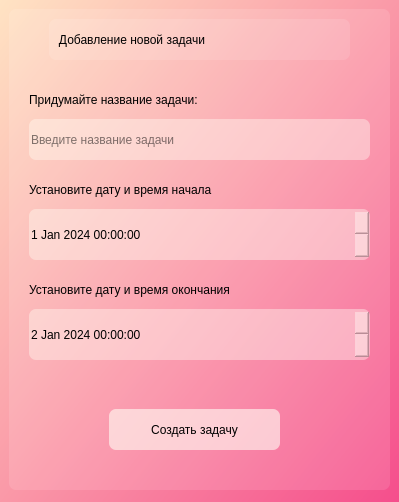
Qt form Interface_files/Add_new_task_Window.ui (Ephirious/Notes-TaskManager) before a commit.
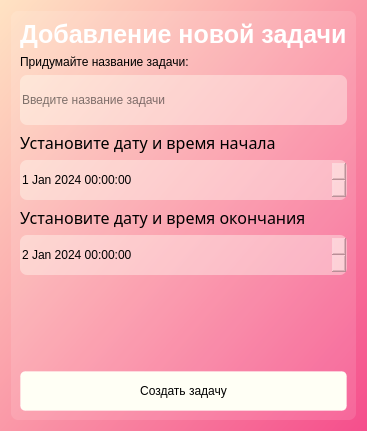
The same form after that commit.

Commit message: layout-ы кнопки добавления новой задачи

```diff
--- a/Interface_files/Add_new_task_Window.ui
+++ b/Interface_files/Add_new_task_Window.ui
@@ -6,20 +6,20 @@
    <rect>
     <x>0</x>
     <y>0</y>
-    <width>399</width>
-    <height>502</height>
+    <width>359</width>
+    <height>431</height>
    </rect>
   </property>
   <property name="minimumSize">
    <size>
-    <width>399</width>
-    <height>502</height>
+    <width>0</width>
+    <height>0</height>
    </size>
   </property>
   <property name="maximumSize">
    <size>
-    <width>399</width>
-    <height>502</height>
+    <width>16777215</width>
+    <height>16777215</height>
    </size>
   </property>
   <property name="windowTitle">
@@ -29,19 +29,13 @@
    <string notr="true">background-color: qlineargradient(spread:repeat, x1:0, y1:0, x2:1, y2:1, stop:0 rgba(255, 227, 195, 255), stop:1 rgba(245, 78, 140, 255));
 </string>
   </property>
+  <layout class="QVBoxLayout" name="verticalLayout_5">
+   <item>
   <widget class="QFrame" name="frame">
-   <property name="geometry">
-    <rect>
-     <x>9</x>
-     <y>9</y>
-     <width>381</width>
-     <height>481</height>
-    </rect>
-   </property>
    <property name="maximumSize">
     <size>
-     <width>381</width>
-     <height>481</height>
+       <width>16777215</width>
+       <height>16777215</height>
     </size>
    </property>
    <property name="styleSheet">
@@ -52,34 +46,49 @@
     <enum>QFrame::StyledPanel</enum>
    </property>
    <property name="frameShadow">
-    <enum>QFrame::Raised</enum>
-   </property>
+      <enum>QFrame::Shadow::Raised</enum>
+     </property>
+     <layout class="QVBoxLayout" name="verticalLayout_4">
+      <item alignment="Qt::AlignmentFlag::AlignHCenter">
    <widget class="QLabel" name="label">
-    <property name="geometry">
-     <rect>
-      <x>40</x>
-      <y>10</y>
-      <width>301</width>
-      <height>41</height>
-     </rect>
+        <property name="font">
+         <font>
+          <pointsize>19</pointsize>
+          <bold>true</bold>
+         </font>
     </property>
     <property name="styleSheet">
-     <string notr="true">font: 15pt &quot;Sitka&quot;;
+         <string notr="true">
+font-weight: bold;
+background-color: none;
+color: white;</string>
+        </property>
+        <property name="text">
+         <string>Добавление новой задачи</string>
+        </property>
+       </widget>
+      </item>
+      <item>
+       <layout class="QVBoxLayout" name="verticalLayout">
+        <item>
+         <widget class="QLabel" name="label_2">
+          <property name="styleSheet">
+           <string notr="true">font: 12pt &quot;Sitka&quot;;
 color: black;
-</string>
+background-color: none;</string>
     </property>
     <property name="text">
-     <string>   Добавление новой задачи</string>
-    </property>
-   </widget>
+           <string>Придумайте название задачи:</string>
+          </property>
+         </widget>
+        </item>
+        <item>
    <widget class="QLineEdit" name="lineEdit">
-    <property name="geometry">
-     <rect>
-      <x>20</x>
-      <y>110</y>
-      <width>341</width>
-      <height>41</height>
-     </rect>
+          <property name="minimumSize">
+           <size>
+            <width>0</width>
+            <height>50</height>
+           </size>
     </property>
     <property name="styleSheet">
      <string notr="true">font: 13pt &quot;Sitka&quot;;
@@ -90,14 +99,38 @@
      <string>Введите название задачи</string>
     </property>
    </widget>
+        </item>
+       </layout>
+      </item>
+      <item>
+       <layout class="QVBoxLayout" name="verticalLayout_2">
+        <item>
+         <widget class="QLabel" name="label_3">
+          <property name="font">
+           <font>
+            <family>Sitka</family>
+            <pointsize>12</pointsize>
+            <italic>false</italic>
+            <bold>false</bold>
+           </font>
+          </property>
+          <property name="styleSheet">
+           <string notr="true">font: 12pt &quot;Sitka&quot;;
+color: black;
+background-color: none;</string>
+          </property>
+          <property name="text">
+           <string>Установите дату и время начала</string>
+          </property>
+         </widget>
+        </item>
+        <item>
    <widget class="QDateTimeEdit" name="dateTimeEdit">
-    <property name="geometry">
-     <rect>
-      <x>20</x>
-      <y>200</y>
-      <width>341</width>
-      <height>51</height>
-     </rect>
+          <property name="minimumSize">
+           <size>
+            <width>0</width>
+            <height>40</height>
+           </size>
     </property>
     <property name="styleSheet">
      <string notr="true">font: 13pt &quot;Sitka&quot;;
@@ -118,50 +151,20 @@
      <bool>false</bool>
     </property>
    </widget>
-   <widget class="QLabel" name="label_2">
-    <property name="geometry">
-     <rect>
-      <x>20</x>
-      <y>80</y>
-      <width>261</width>
-      <height>21</height>
-     </rect>
-    </property>
-    <property name="styleSheet">
-     <string notr="true">font: 12pt &quot;Sitka&quot;;
-color: black;
-background-color: none;</string>
-    </property>
-    <property name="text">
-     <string>Придумайте название задачи:</string>
-    </property>
-   </widget>
-   <widget class="QLabel" name="label_3">
-    <property name="geometry">
-     <rect>
-      <x>20</x>
-      <y>170</y>
-      <width>281</width>
-      <height>21</height>
-     </rect>
-    </property>
-    <property name="styleSheet">
-     <string notr="true">font: 12pt &quot;Sitka&quot;;
-color: black;
-background-color: none;</string>
-    </property>
-    <property name="text">
-     <string>Установите дату и время начала</string>
-    </property>
-   </widget>
+        </item>
+       </layout>
+      </item>
+      <item>
+       <layout class="QVBoxLayout" name="verticalLayout_3">
+        <item>
    <widget class="QLabel" name="label_4">
-    <property name="geometry">
-     <rect>
-      <x>20</x>
-      <y>270</y>
-      <width>311</width>
-      <height>21</height>
-     </rect>
+          <property name="font">
+           <font>
+            <family>Sitka</family>
+            <pointsize>12</pointsize>
+            <italic>false</italic>
+            <bold>false</bold>
+           </font>
     </property>
     <property name="styleSheet">
      <string notr="true">font: 12pt &quot;Sitka&quot;;
@@ -172,14 +175,14 @@
      <string>Установите дату и время окончания</string>
     </property>
    </widget>
+        </item>
+        <item>
    <widget class="QDateTimeEdit" name="dateTimeEdit_2">
-    <property name="geometry">
-     <rect>
-      <x>20</x>
-      <y>300</y>
-      <width>341</width>
-      <height>51</height>
-     </rect>
+          <property name="minimumSize">
+           <size>
+            <width>0</width>
+            <height>40</height>
+           </size>
     </property>
     <property name="styleSheet">
      <string notr="true">font: 13pt &quot;Sitka&quot;;
@@ -194,25 +197,58 @@
      </date>
     </property>
    </widget>
+        </item>
+       </layout>
+      </item>
+      <item>
+       <spacer name="verticalSpacer">
+        <property name="orientation">
+         <enum>Qt::Orientation::Vertical</enum>
+        </property>
+        <property name="sizeType">
+         <enum>QSizePolicy::Policy::Fixed</enum>
+        </property>
+        <property name="sizeHint" stdset="0">
+         <size>
+          <width>20</width>
+          <height>90</height>
+         </size>
+        </property>
+       </spacer>
+      </item>
+      <item>
    <widget class="QPushButton" name="pushButton">
-    <property name="geometry">
-     <rect>
-      <x>100</x>
-      <y>400</y>
-      <width>171</width>
-      <height>41</height>
-     </rect>
+        <property name="minimumSize">
+         <size>
+          <width>0</width>
+          <height>40</height>
+         </size>
     </property>
     <property name="styleSheet">
-     <string notr="true">font: 13pt &quot;Sitka&quot;;
+         <string notr="true">QPushButton {
+background-color: rgb(255, 255, 245);
+border: 1px solid rgba(255, 255, 255, 70);
+border-radius: 5px;
+font: 13pt &quot;Sitka&quot;;
 color: black;
-background-color: rgb(255, 255, 245, 150);</string>
+}
+QPushButton:hover {
+background-color: rgb(227, 227, 227);
+}
+
+QPushButton:pressed {
+background-color: rgb(255, 255, 245);
+}</string>
     </property>
     <property name="text">
      <string>Создать задачу</string>
     </property>
    </widget>
-  </widget>
+      </item>
+     </layout>
+    </widget>
+   </item>
+  </layout>
  </widget>
  <resources/>
  <connections/>
```
Left out of the diff: 2 changed lines with no effect on the pictures. Lines whose indentation alone changed are shown as unchanged. The commit also changes 1 other file.
